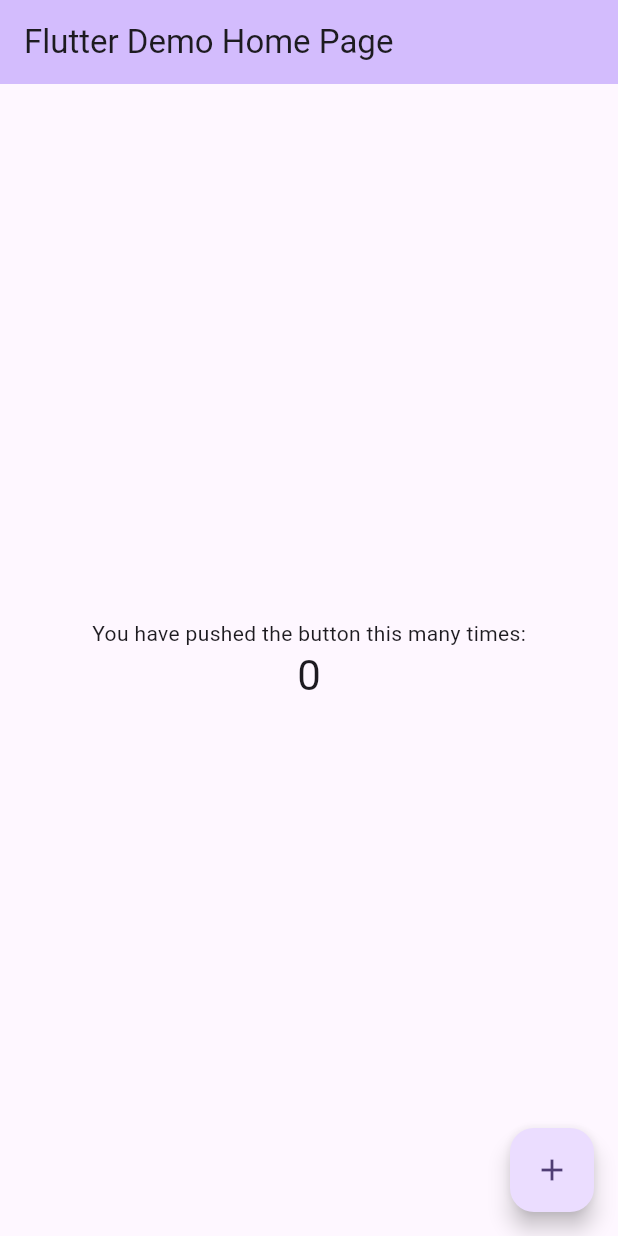
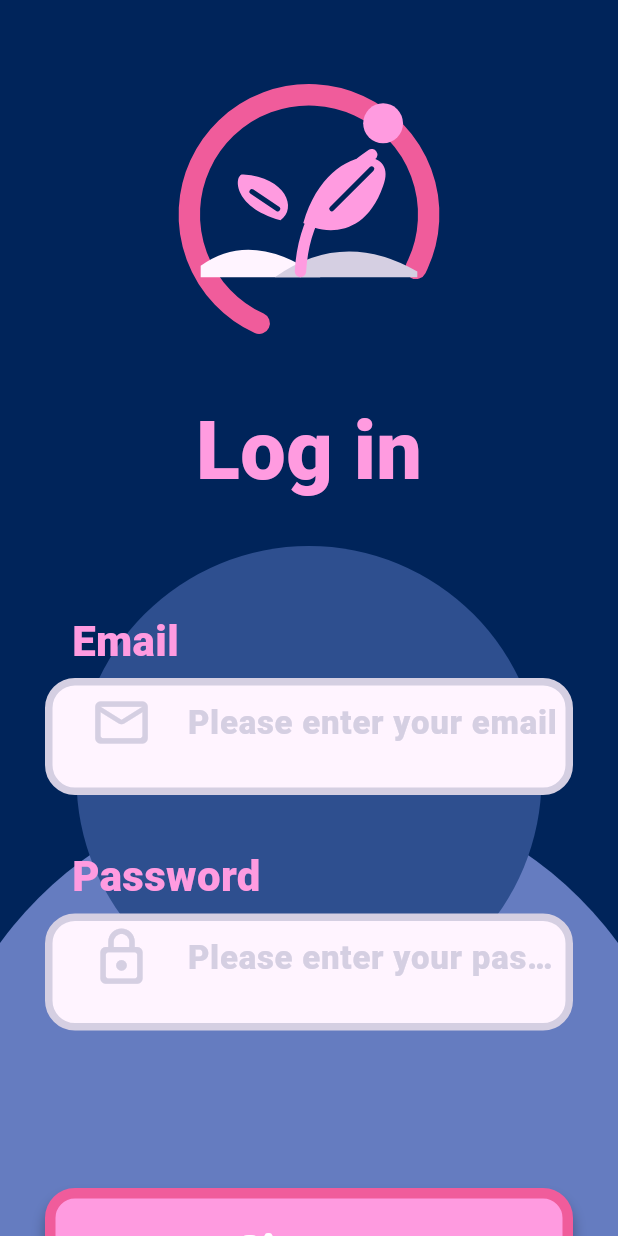
Before and after one commit to TokitaRyo/ecollection, a Flutter app: the screen it shows after launch, on a phone screen of 412 x 824 dp. Run offline on Flutter 3.47's test engine with Material 3 defaults, Android fonts, the phone set to English and light mode, and no system bars; Roboto replaces fonts that are missing (Arial).

Commit message:
make accout screen

```diff
--- a/lib/login_screen.dart
+++ b/lib/login_screen.dart
@@ -0,0 +1,501 @@
+import 'package:flutter/material.dart';
+import 'accont_screen.dart';
+
+class AppColors {
+  static const navy = Color(0xFF00245A);
+  static const middleBlue = Color(0xFF2E4F8F);
+  static const lightBlue = Color(0xFF657CC0);
+  static const pink = Color(0xFFFF9BE0);
+  static const hotPink = Color(0xFFF05C9B);
+  static const whitePink = Color(0xFFFFF4FF);
+  static const palePurple = Color(0xFFD5CFE2);
+}
+
+class LoginScreen extends StatelessWidget {
+  const LoginScreen({super.key});
+
+  void showNoInternetDialog(BuildContext context) {
+    showDialog(
+      context: context,
+      barrierColor: Colors.black.withOpacity(0.6),
+      builder: (_) {
+        return Dialog(
+          backgroundColor: Colors.transparent,
+          insetPadding: const EdgeInsets.symmetric(horizontal: 28),
+          child: Container(
+            padding: const EdgeInsets.fromLTRB(22, 26, 22, 22),
+            decoration: BoxDecoration(
+              color: AppColors.middleBlue,
+              borderRadius: BorderRadius.circular(24),
+              border: Border.all(
+                color: AppColors.lightBlue,
+                width: 5,
+              ),
+            ),
+            child: Column(
+              mainAxisSize: MainAxisSize.min,
+              children: [
+                const Text(
+                  'No Internet connection',
+                  textAlign: TextAlign.center,
+                  style: TextStyle(
+                    color: AppColors.palePurple,
+                    fontSize: 26,
+                    fontWeight: FontWeight.w500,
+                  ),
+                ),
+                const SizedBox(height: 22),
+                const Icon(
+                  Icons.public_off_rounded,
+                  color: AppColors.hotPink,
+                  size: 82,
+                ),
+                const SizedBox(height: 22),
+                const Text(
+                  'Please verify your Internet\nconnection then retry',
+                  textAlign: TextAlign.center,
+                  style: TextStyle(
+                    color: Colors.white,
+                    fontSize: 22,
+                    height: 1.25,
+                  ),
+                ),
+                const SizedBox(height: 26),
+                PinkButton(
+                  text: 'Retry',
+                  height: 60,
+                  onTap: () {
+                    Navigator.pop(context);
+                  },
+                ),
+              ],
+            ),
+          ),
+        );
+      },
+    );
+  }
+
+  @override
+  Widget build(BuildContext context) {
+    return AuthScaffold(
+      child: Column(
+        children: [
+          const SizedBox(height: 48),
+          const AppLogo(size: 190),
+          const SizedBox(height: 24),
+          const Text(
+            'Log in',
+            style: TextStyle(
+              color: AppColors.pink,
+              fontSize: 54,
+              fontWeight: FontWeight.w900,
+            ),
+          ),
+          const SizedBox(height: 68),
+          const AuthInput(
+            label: 'Email',
+            hint: 'Please enter your email',
+            icon: Icons.mail_outline_rounded,
+          ),
+          const SizedBox(height: 34),
+          const AuthInput(
+            label: 'Password',
+            hint: 'Please enter your password',
+            icon: Icons.lock_outline_rounded,
+            obscure: true,
+          ),
+          const SizedBox(height: 105),
+          PinkButton(
+            text: 'Sign up',
+            onTap: () {
+              showNoInternetDialog(context);
+            },
+          ),
+          const SizedBox(height: 24),
+          Wrap(
+            alignment: WrapAlignment.center,
+            children: [
+              const Text(
+                'You don’t have account ? ',
+                style: TextStyle(
+                  color: Colors.white,
+                  fontSize: 20,
+                  fontWeight: FontWeight.w800,
+                ),
+              ),
+              GestureDetector(
+                onTap: () {
+                  Navigator.push(
+                    context,
+                    MaterialPageRoute(
+                      builder: (_) => const AccountScreen(),
+                    ),
+                  );
+                },
+                child: const Text(
+                  'Create account',
+                  style: TextStyle(
+                    color: AppColors.hotPink,
+                    fontSize: 20,
+                    fontWeight: FontWeight.w900,
+                  ),
+                ),
+              ),
+            ],
+          ),
+          const SizedBox(height: 50),
+        ],
+      ),
+    );
+  }
+}
+
+class AuthScaffold extends StatelessWidget {
+  final Widget child;
+
+  const AuthScaffold({
+    super.key,
+    required this.child,
+  });
+
+  @override
+  Widget build(BuildContext context) {
+    return Scaffold(
+      backgroundColor: AppColors.navy,
+      body: Center(
+        child: ConstrainedBox(
+          constraints: const BoxConstraints(
+            maxWidth: 430,
+          ),
+          child: Stack(
+            children: [
+              Positioned(
+                left: -120,
+                right: -120,
+                bottom: -210,
+                child: Container(
+                  height: 510,
+                  decoration: const BoxDecoration(
+                    color: AppColors.lightBlue,
+                    shape: BoxShape.circle,
+                  ),
+                ),
+              ),
+              Positioned(
+                left: -90,
+                right: -90,
+                bottom: 150,
+                child: Container(
+                  height: 310,
+                  decoration: const BoxDecoration(
+                    color: AppColors.middleBlue,
+                    shape: BoxShape.circle,
+                  ),
+                ),
+              ),
+              SafeArea(
+                child: SingleChildScrollView(
+                  child: Padding(
+                    padding: const EdgeInsets.symmetric(horizontal: 30),
+                    child: child,
+                  ),
+                ),
+              ),
+            ],
+          ),
+        ),
+      ),
+    );
+  }
+}
+
+class AuthInput extends StatelessWidget {
+  final String label;
+  final String hint;
+  final IconData icon;
+  final bool obscure;
+
+  const AuthInput({
+    super.key,
+    required this.label,
+    required this.hint,
+    required this.icon,
+    this.obscure = false,
+  });
+
+  @override
+  Widget build(BuildContext context) {
+    return Column(
+      crossAxisAlignment: CrossAxisAlignment.start,
+      children: [
+        Padding(
+          padding: const EdgeInsets.only(left: 18, bottom: 5),
+          child: Text(
+            label,
+            style: const TextStyle(
+              color: AppColors.pink,
+              fontSize: 28,
+              fontWeight: FontWeight.w900,
+            ),
+          ),
+        ),
+        Container(
+          height: 78,
+          decoration: BoxDecoration(
+            color: AppColors.whitePink,
+            borderRadius: BorderRadius.circular(20),
+            border: Border.all(
+              color: AppColors.palePurple,
+              width: 5,
+            ),
+          ),
+          child: TextField(
+            obscureText: obscure,
+            style: const TextStyle(
+              color: AppColors.navy,
+              fontSize: 22,
+              fontWeight: FontWeight.w700,
+            ),
+            decoration: InputDecoration(
+              border: InputBorder.none,
+              prefixIcon: Padding(
+                padding: const EdgeInsets.only(left: 16, right: 10),
+                child: Icon(
+                  icon,
+                  color: AppColors.palePurple,
+                  size: 42,
+                ),
+              ),
+              prefixIconConstraints: const BoxConstraints(
+                minWidth: 86,
+              ),
+              hintText: hint,
+              hintStyle: const TextStyle(
+                color: AppColors.palePurple,
+                fontSize: 22,
+                fontWeight: FontWeight.w800,
+              ),
+            ),
+          ),
+        ),
+      ],
+    );
+  }
+}
+
+class PinkButton extends StatelessWidget {
+  final String text;
+  final VoidCallback onTap;
+  final double height;
+
+  const PinkButton({
+    super.key,
+    required this.text,
+    required this.onTap,
+    this.height = 82,
+  });
+
+  @override
+  Widget build(BuildContext context) {
+    return GestureDetector(
+      onTap: onTap,
+      child: Container(
+        height: height,
+        width: double.infinity,
+        decoration: BoxDecoration(
+          color: AppColors.pink,
+          borderRadius: BorderRadius.circular(20),
+          border: Border.all(
+            color: AppColors.hotPink,
+            width: 7,
+          ),
+          boxShadow: [
+            BoxShadow(
+              color: Colors.black.withOpacity(0.32),
+              offset: const Offset(0, 7),
+              blurRadius: 7,
+            ),
+          ],
+        ),
+        child: Center(
+          child: Text(
+            text,
+            style: const TextStyle(
+              color: Colors.white,
+              fontSize: 28,
+              fontWeight: FontWeight.w900,
+            ),
+          ),
+        ),
+      ),
+    );
+  }
+}
+
+class AppLogo extends StatelessWidget {
+  final double size;
+
+  const AppLogo({
+    super.key,
+    required this.size,
+  });
+
+  @override
+  Widget build(BuildContext context) {
+    return CustomPaint(
+      size: Size(size, size),
+      painter: LogoPainter(),
+    );
+  }
+}
+
+class LogoPainter extends CustomPainter {
+  @override
+  void paint(Canvas canvas, Size size) {
+    final pinkStroke = Paint()
+      ..color = AppColors.hotPink
+      ..style = PaintingStyle.stroke
+      ..strokeWidth = size.width * 0.075
+      ..strokeCap = StrokeCap.round;
+
+    final pinkFill = Paint()
+      ..color = AppColors.pink
+      ..style = PaintingStyle.fill;
+
+    final whiteFill = Paint()
+      ..color = AppColors.whitePink
+      ..style = PaintingStyle.fill;
+
+    final grayFill = Paint()
+      ..color = AppColors.palePurple
+      ..style = PaintingStyle.fill;
+
+    final navyStroke = Paint()
+      ..color = AppColors.navy
+      ..style = PaintingStyle.stroke
+      ..strokeWidth = size.width * 0.018
+      ..strokeCap = StrokeCap.round;
+
+    final center = Offset(size.width / 2, size.height / 2);
+
+    canvas.drawArc(
+      Rect.fromCircle(
+        center: center,
+        radius: size.width * 0.42,
+      ),
+      2.0,
+      4.75,
+      false,
+      pinkStroke,
+    );
+
+    canvas.drawCircle(
+      Offset(size.width * 0.76, size.height * 0.18),
+      size.width * 0.07,
+      pinkFill,
+    );
+
+    final leftHill = Path()
+      ..moveTo(size.width * 0.12, size.height * 0.68)
+      ..quadraticBezierTo(
+        size.width * 0.30,
+        size.height * 0.55,
+        size.width * 0.54,
+        size.height * 0.72,
+      )
+      ..lineTo(size.width * 0.12, size.height * 0.72)
+      ..close();
+
+    final rightHill = Path()
+      ..moveTo(size.width * 0.38, size.height * 0.72)
+      ..quadraticBezierTo(
+        size.width * 0.62,
+        size.height * 0.55,
+        size.width * 0.88,
+        size.height * 0.70,
+      )
+      ..lineTo(size.width * 0.88, size.height * 0.72)
+      ..close();
+
+    canvas.drawPath(leftHill, whiteFill);
+    canvas.drawPath(rightHill, grayFill);
+
+    final stem = Path()
+      ..moveTo(size.width * 0.47, size.height * 0.70)
+      ..cubicTo(
+        size.width * 0.48,
+        size.height * 0.52,
+        size.width * 0.56,
+        size.height * 0.40,
+        size.width * 0.72,
+        size.height * 0.29,
+      );
+
+    canvas.drawPath(
+      stem,
+      Paint()
+        ..color = AppColors.pink
+        ..style = PaintingStyle.stroke
+        ..strokeWidth = size.width * 0.04
+        ..strokeCap = StrokeCap.round,
+    );
+
+    final bigLeaf = Path()
+      ..moveTo(size.width * 0.48, size.height * 0.53)
+      ..cubicTo(
+        size.width * 0.56,
+        size.height * 0.25,
+        size.width * 0.82,
+        size.height * 0.25,
+        size.width * 0.76,
+        size.height * 0.40,
+      )
+      ..cubicTo(
+        size.width * 0.69,
+        size.height * 0.60,
+        size.width * 0.53,
+        size.height * 0.56,
+        size.width * 0.48,
+        size.height * 0.53,
+      );
+
+    canvas.drawPath(bigLeaf, pinkFill);
+
+    final smallLeaf = Path()
+      ..moveTo(size.width * 0.40, size.height * 0.52)
+      ..cubicTo(
+        size.width * 0.22,
+        size.height * 0.47,
+        size.width * 0.24,
+        size.height * 0.35,
+        size.width * 0.27,
+        size.height * 0.36,
+      )
+      ..cubicTo(
+        size.width * 0.42,
+        size.height * 0.37,
+        size.width * 0.46,
+        size.height * 0.48,
+        size.width * 0.40,
+        size.height * 0.52,
+      );
+
+    canvas.drawPath(smallLeaf, pinkFill);
+
+    canvas.drawLine(
+      Offset(size.width * 0.58, size.height * 0.48),
+      Offset(size.width * 0.72, size.height * 0.34),
+      navyStroke,
+    );
+
+    canvas.drawLine(
+      Offset(size.width * 0.39, size.height * 0.48),
+      Offset(size.width * 0.30, size.height * 0.42),
+      navyStroke,
+    );
+  }
+
+  @override
+  bool shouldRepaint(covariant CustomPainter oldDelegate) => false;
+}
--- a/lib/main.dart
+++ b/lib/main.dart
@@ -1,122 +1,23 @@
 import 'package:flutter/material.dart';
+import 'login_screen.dart';
 
 void main() {
-  runApp(const MyApp());
+  runApp(const ParrsApp());
 }
 
-class MyApp extends StatelessWidget {
-  const MyApp({super.key});
+class ParrsApp extends StatelessWidget {
+  const ParrsApp({super.key});
 
-  // This widget is the root of your application.
   @override
   Widget build(BuildContext context) {
     return MaterialApp(
-      title: 'Flutter Demo',
+      title: 'PARRS',
+      debugShowCheckedModeBanner: false,
       theme: ThemeData(
-        // This is the theme of your application.
-        //
-        // TRY THIS: Try running your application with "flutter run". You'll see
-        // the application has a purple toolbar. Then, without quitting the app,
-        // try changing the seedColor in the colorScheme below to Colors.green
-        // and then invoke "hot reload" (save your changes or press the "hot
-        // reload" button in a Flutter-supported IDE, or press "r" if you used
-        // the command line to start the app).
-        //
-        // Notice that the counter didn't reset back to zero; the application
-        // state is not lost during the reload. To reset the state, use hot
-        // restart instead.
-        //
-        // This works for code too, not just values: Most code changes can be
-        // tested with just a hot reload.
-        colorScheme: .fromSeed(seedColor: Colors.deepPurple),
+        useMaterial3: true,
+        fontFamily: 'Arial',
       ),
-      home: const MyHomePage(title: 'Flutter Demo Home Page'),
+      home: const LoginScreen(),
     );
   }
 }
-
-class MyHomePage extends StatefulWidget {
-  const MyHomePage({super.key, required this.title});
-
-  // This widget is the home page of your application. It is stateful, meaning
-  // that it has a State object (defined below) that contains fields that affect
-  // how it looks.
-
-  // This class is the configuration for the state. It holds the values (in this
-  // case the title) provided by the parent (in this case the App widget) and
-  // used by the build method of the State. Fields in a Widget subclass are
-  // always marked "final".
-
-  final String title;
-
-  @override
-  State<MyHomePage> createState() => _MyHomePageState();
-}
-
-class _MyHomePageState extends State<MyHomePage> {
-  int _counter = 0;
-
-  void _incrementCounter() {
-    setState(() {
-      // This call to setState tells the Flutter framework that something has
-      // changed in this State, which causes it to rerun the build method below
-      // so that the display can reflect the updated values. If we changed
-      // _counter without calling setState(), then the build method would not be
-      // called again, and so nothing would appear to happen.
-      _counter++;
-    });
-  }
-
-  @override
-  Widget build(BuildContext context) {
-    // This method is rerun every time setState is called, for instance as done
-    // by the _incrementCounter method above.
-    //
-    // The Flutter framework has been optimized to make rerunning build methods
-    // fast, so that you can just rebuild anything that needs updating rather
-    // than having to individually change instances of widgets.
-    return Scaffold(
-      appBar: AppBar(
-        // TRY THIS: Try changing the color here to a specific color (to
-        // Colors.amber, perhaps?) and trigger a hot reload to see the AppBar
-        // change color while the other colors stay the same.
-        backgroundColor: Theme.of(context).colorScheme.inversePrimary,
-        // Here we take the value from the MyHomePage object that was created by
-        // the App.build method, and use it to set our appbar title.
-        title: Text(widget.title),
-      ),
-      body: Center(
-        // Center is a layout widget. It takes a single child and positions it
-        // in the middle of the parent.
-        child: Column(
-          // Column is also a layout widget. It takes a list of children and
-          // arranges them vertically. By default, it sizes itself to fit its
-          // children horizontally, and tries to be as tall as its parent.
-          //
-          // Column has various properties to control how it sizes itself and
-          // how it positions its children. Here we use mainAxisAlignment to
-          // center the children vertically; the main axis here is the vertical
-          // axis because Columns are vertical (the cross axis would be
-          // horizontal).
-          //
-          // TRY THIS: Invoke "debug painting" (choose the "Toggle Debug Paint"
-          // action in the IDE, or press "p" in the console), to see the
-          // wireframe for each widget.
-          mainAxisAlignment: .center,
-          children: [
-            const Text('You have pushed the button this many times:'),
-            Text(
-              '$_counter',
-              style: Theme.of(context).textTheme.headlineMedium,
-            ),
-          ],
-        ),
-      ),
-      floatingActionButton: FloatingActionButton(
-        onPressed: _incrementCounter,
-        tooltip: 'Increment',
-        child: const Icon(Icons.add),
-      ),
-    );
-  }
-}
```
Also changed, not shown: lib/accont_screen.dart (+92 -0 lines).
